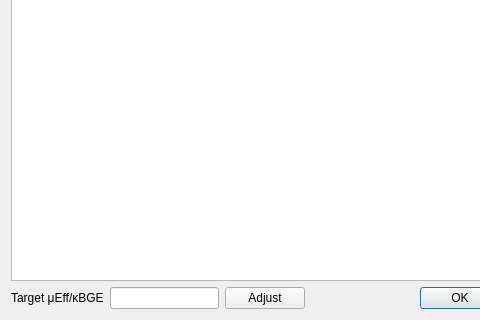
The window that src/ui/adjustueffoverkbgedialog.ui (echmet/PeakMasterNG) describes before a commit, drawn with Qt 5; both pictures show x 0 to 480 and y 152 to 472 of the 597 by 472 pixel window.
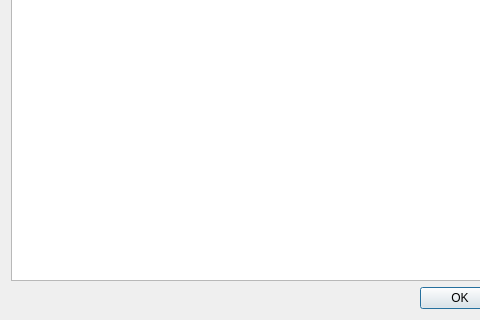
The same window after the commit. Custom widgets are drawn as their Qt base class.

Commit message: Make AdjustuEffOverkBGE dialog more intuitive

Patch:
```diff
--- a/src/ui/adjustueffoverkbgedialog.ui
+++ b/src/ui/adjustueffoverkbgedialog.ui
@@ -22,23 +22,6 @@
    </item>
    <item>
     <layout class="QHBoxLayout" name="horizontalLayout">
-     <item>
-      <widget class="QLabel" name="ql_targetuEkB">
-       <property name="text">
-        <string>Target μEff/κBGE</string>
-       </property>
-      </widget>
-     </item>
-     <item>
-      <widget class="FloatingValueLineEdit" name="qle_targetuEkB"/>
-     </item>
-     <item>
-      <widget class="QPushButton" name="qpb_adjust">
-       <property name="text">
-        <string>Adjust</string>
-       </property>
-      </widget>
-     </item>
      <item>
       <spacer name="horizontalSpacer">
        <property name="orientation">
@@ -63,13 +46,6 @@
    </item>
   </layout>
  </widget>
- <customwidgets>
-  <customwidget>
-   <class>FloatingValueLineEdit</class>
-   <extends>QLineEdit</extends>
-   <header>src/ui/elementaries/floatingvaluelineedit.h</header>
-  </customwidget>
- </customwidgets>
  <resources/>
  <connections/>
 </ui>
```
The commit also changes 4 other files.
